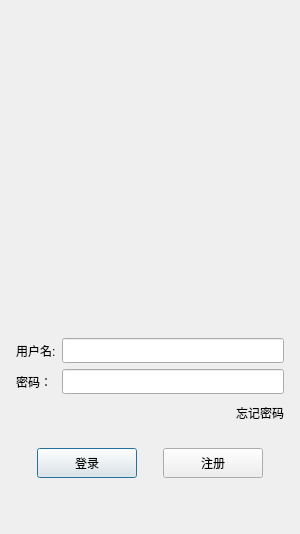
The window that client/logindialog.ui (Liang-bk/chatProgram) describes before a commit, drawn with Qt 5.
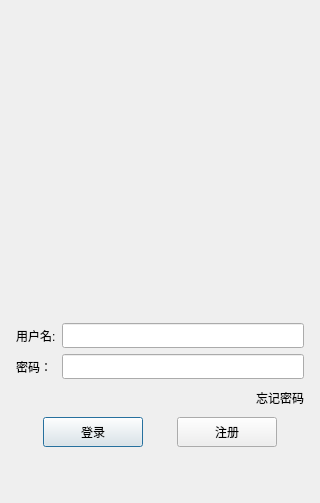
The same window after the commit. Icons and pictures are not drawn.

What changed in the file:
```diff
--- a/client/logindialog.ui
+++ b/client/logindialog.ui
@@ -6,10 +6,16 @@
    <rect>
     <x>0</x>
     <y>0</y>
-    <width>300</width>
-    <height>534</height>
+    <width>320</width>
+    <height>503</height>
    </rect>
   </property>
+  <property name="minimumSize">
+   <size>
+    <width>320</width>
+    <height>480</height>
+   </size>
+  </property>
   <property name="windowTitle">
    <string>Dialog</string>
   </property>
@@ -45,6 +51,24 @@
        <layout class="QGridLayout" name="gridLayout">
         <item row="0" column="0">
          <widget class="QLabel" name="label">
+          <property name="sizePolicy">
+           <sizepolicy hsizetype="Preferred" vsizetype="Preferred">
+            <horstretch>0</horstretch>
+            <verstretch>0</verstretch>
+           </sizepolicy>
+          </property>
+          <property name="minimumSize">
+           <size>
+            <width>0</width>
+            <height>0</height>
+           </size>
+          </property>
+          <property name="maximumSize">
+           <size>
+            <width>16777215</width>
+            <height>16777215</height>
+           </size>
+          </property>
           <property name="text">
            <string/>
           </property>
```
Left out of the diff: 20 changed lines with no effect on the pictures.
